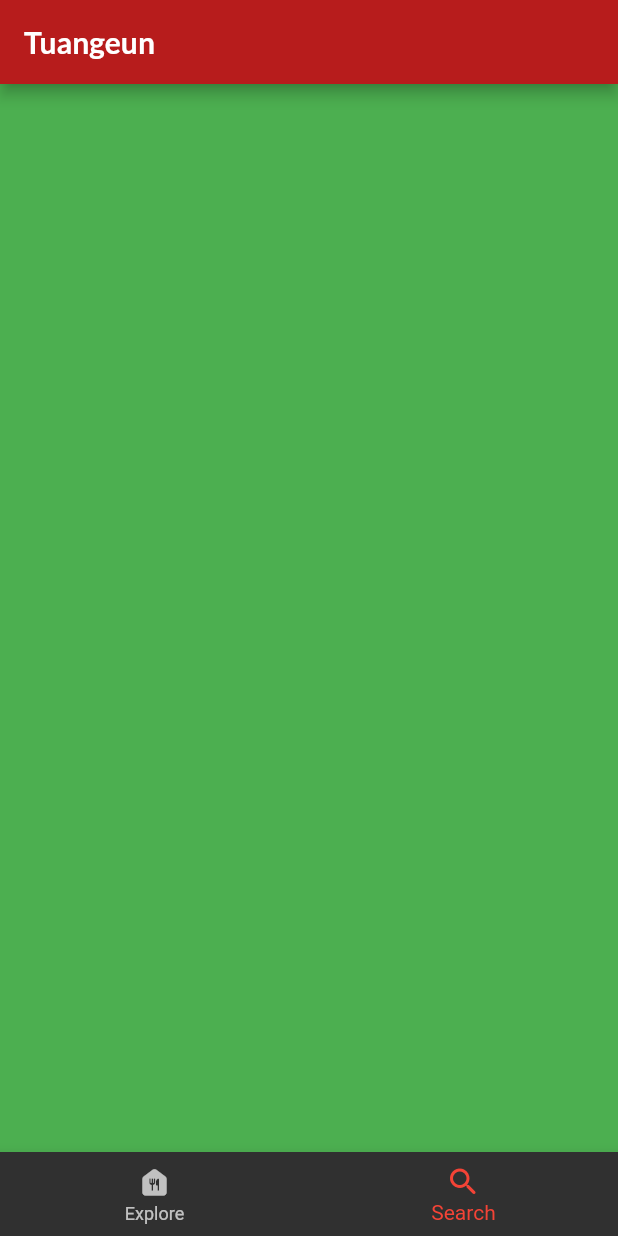
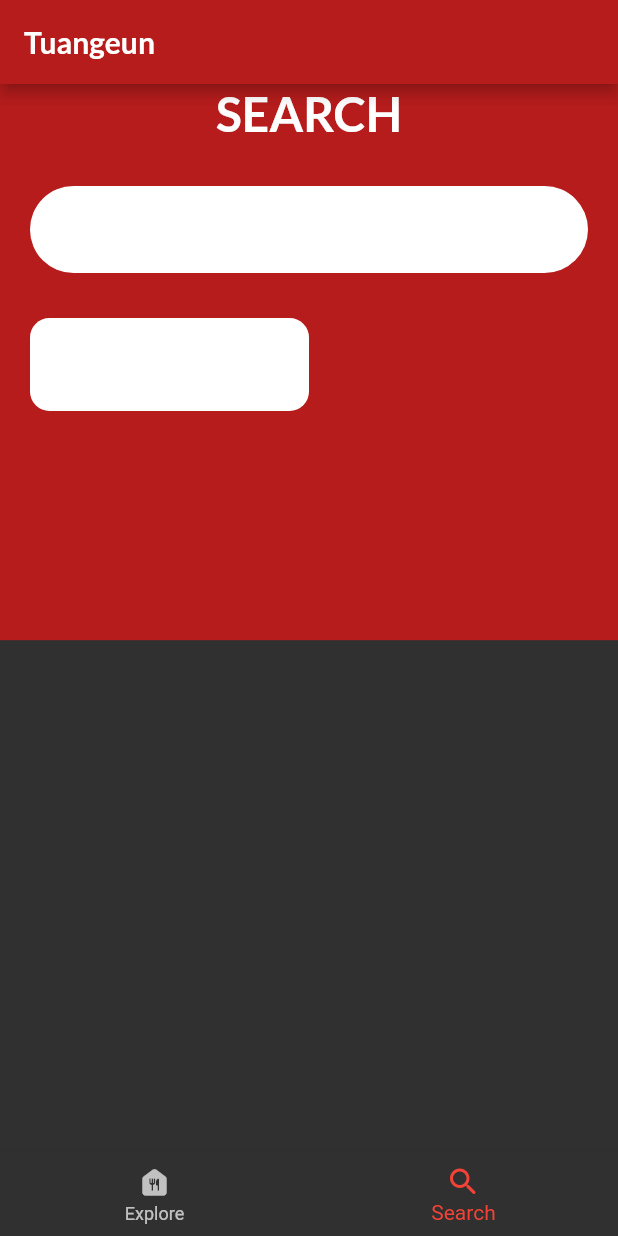
Before and after one commit to ralqadri/tuangeun-mobile, a Flutter app: the screen it shows after launch, item 2 of the bottom bar chosen, on a phone screen of 412 x 824 dp. Run offline on Flutter 3.47's test engine with Material 2 defaults, Android fonts, the phone set to English and light mode, and no system bars; our stand-ins replace google_fonts; network calls fail.

Commit message:
from dinda add new for SearchScreen, tapi Card jenis tempat makan belum bisa muncul :"

```diff
--- a/lib/home.dart
+++ b/lib/home.dart
@@ -1,4 +1,5 @@
 import 'package:flutter/material.dart';
+import 'searchPage.dart';
 import 'resto_card.dart';
 
 // 1
@@ -14,7 +15,7 @@ class _HomeState extends State<Home> {
 
   static List<Widget> pages = <Widget>[
     RestoCard(),
-    Container(color: Colors.green),
+    SearchScreen(),
     Container(color: Colors.blue),
   ];
 
--- /dev/null
+++ b/lib/searchPage.dart
@@ -0,0 +1,80 @@
+import 'package:flutter/material.dart';
+
+class SearchScreen extends StatefulWidget {
+  const SearchScreen({Key? key}) : super(key: key);
+
+  @override
+  _SearchScreen createState() => _SearchScreen();
+}
+
+class _SearchScreen extends State<SearchScreen>{
+  @override
+  Widget build(BuildContext context) {
+    var size = MediaQuery.of(context).size;
+    return Scaffold(
+      body: Stack(
+        children: <Widget>[
+          Container(
+            height: size.height * .45,
+            decoration: BoxDecoration(
+              color: Colors.red[900],
+            ),
+          ),
+          SafeArea(
+            child: Padding(
+              padding: const EdgeInsets.symmetric(horizontal: 20),
+              child: Column(
+                children: <Widget>[
+                  Text(
+                      "SEARCH",
+                      style: Theme.of(context).textTheme.displayLarge,
+                      ),
+                  Container(
+                    margin: EdgeInsets.symmetric(vertical: 30),
+                    padding: EdgeInsets.symmetric(horizontal: 30, vertical: 5),
+                    decoration: BoxDecoration(
+                      color: Colors.white,
+                      borderRadius: BorderRadius.circular(29.5)
+                    ),
+                    child: TextField(
+                      decoration: InputDecoration(
+                        hintText: "Search",
+                        border: InputBorder.none,
+                      ),
+                    ),
+                  ),
+                  Expanded(
+                    child: GridView.count(
+                        crossAxisCount: 2,
+                        childAspectRatio: 3,
+                        children: <Widget>[
+                          Container(
+                            padding: EdgeInsets.all(20.0),
+                            decoration: BoxDecoration(
+                              color: Colors.white,
+                              borderRadius: BorderRadius.circular(13),
+                            ),
+                            child: Column(
+                              children: <Widget>[
+                                Spacer(),
+                                //SvgPicture.asset(),
+                                Spacer(),
+                                Text(
+                                    "Restaurant",
+                                    textAlign: TextAlign.center,
+                                    style: TextStyle(color: Colors.white),),
+                              ],
+                            ),
+                          )
+                        ],
+                    ),
+                  ),
+                ],
+              ),
+            ),
+          ),
+        ],
+      )
+    );
+  }
+}
```
Also changed, not shown: lib/category_card.dart (added, +56 -0 lines), lib/tuangeun_theme.dart (+7 -0 lines), assets/icons/cafe.png (added), assets/icons/restaurant.png (added).
